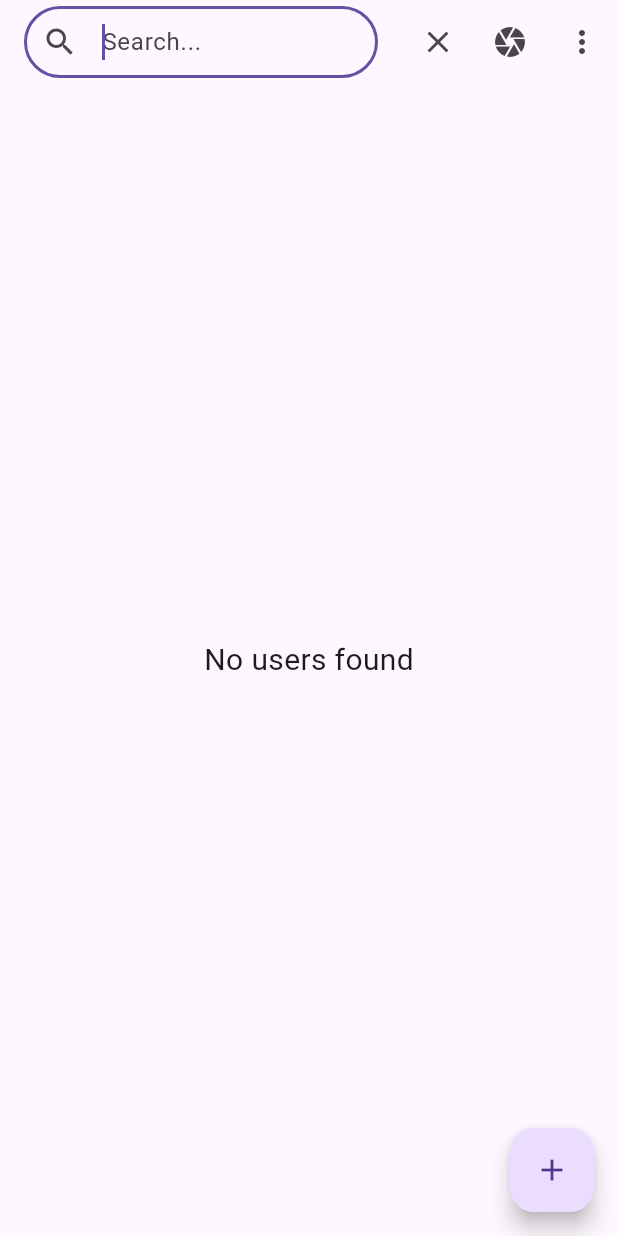
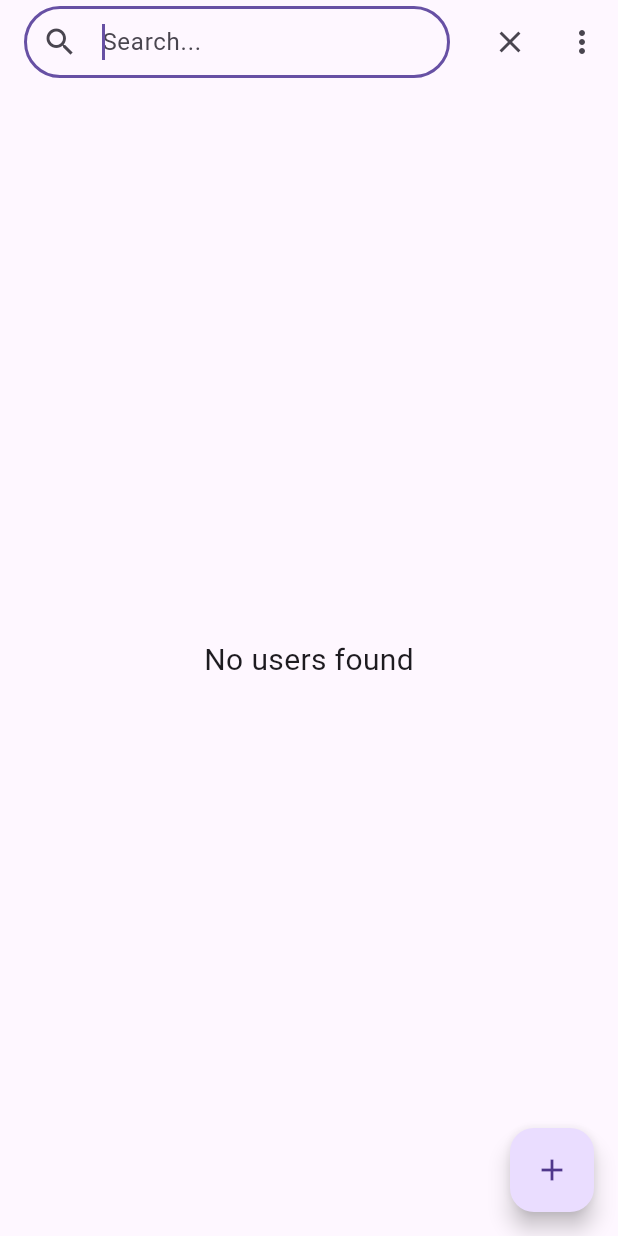
Before and after one commit to SKYadav-2250/Chatting-app, a Flutter app: the HomeScreen screen opened directly, after a tap on the "search" icon, on a phone screen of 412 x 824 dp. Run offline on Flutter 3.47's test engine with Material 3 defaults, Android fonts, the phone set to English and light mode, and no system bars; our stand-ins replace cached_network_image, cloud_firestore, emoji_picker_flutter, firebase_auth, firebase_core, firebase_messaging and 5 more; missing offline and left inert: flutter_notification_channel, gallery_saver_plus; accounts and stored records are empty.

```diff
--- a/lib/screens/home_screen.dart
+++ b/lib/screens/home_screen.dart
@@ -143,7 +143,7 @@ class _HomeScreenState extends State<HomeScreen> {
                   });
                 },
               ),
-              IconButton(onPressed: () {}, icon: Icon(Icons.camera)),
+
               IconButton(
                 onPressed: () {
                   Navigator.of(context).push(
@@ -160,11 +160,6 @@ class _HomeScreenState extends State<HomeScreen> {
           floatingActionButton: FloatingActionButton(
             onPressed: () async {
               _addChatuserDialog();
-              // await Apis.auth.signOut();
-              // await GoogleSignIn().signOut();
-              // Navigator.of(context).pushReplacement(
-              // MaterialPageRoute(builder: (context) => LoginScreen()),
-              // );
             },
             child: const Icon(Icons.add),
           ),
@@ -172,7 +167,7 @@ class _HomeScreenState extends State<HomeScreen> {
           body: StreamBuilder(
             stream: Apis.getMyusersId(),
             builder: (context, snapshot) {
-              if (snapshot.data?.docs!=null) {
+              if (snapshot.data?.docs != null) {
                 dev.log('apis call is ${snapshot.data?.docs}');
                 // switch (snapshot.connectionState) {
                 //   case ConnectionState.waiting:
```
